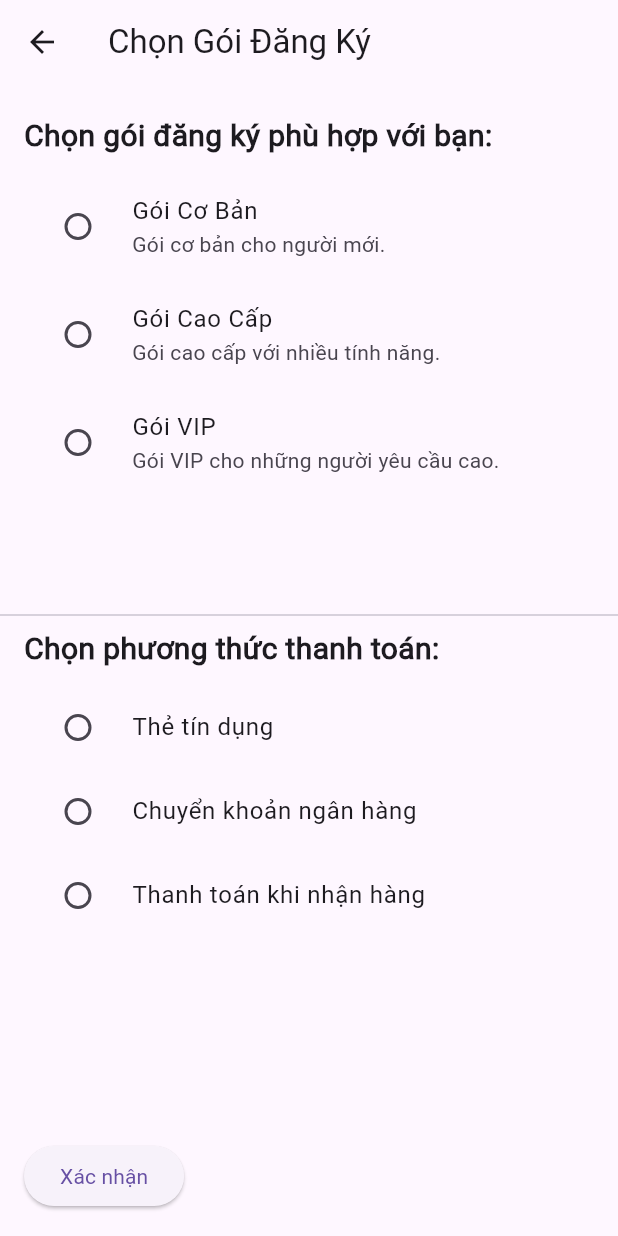
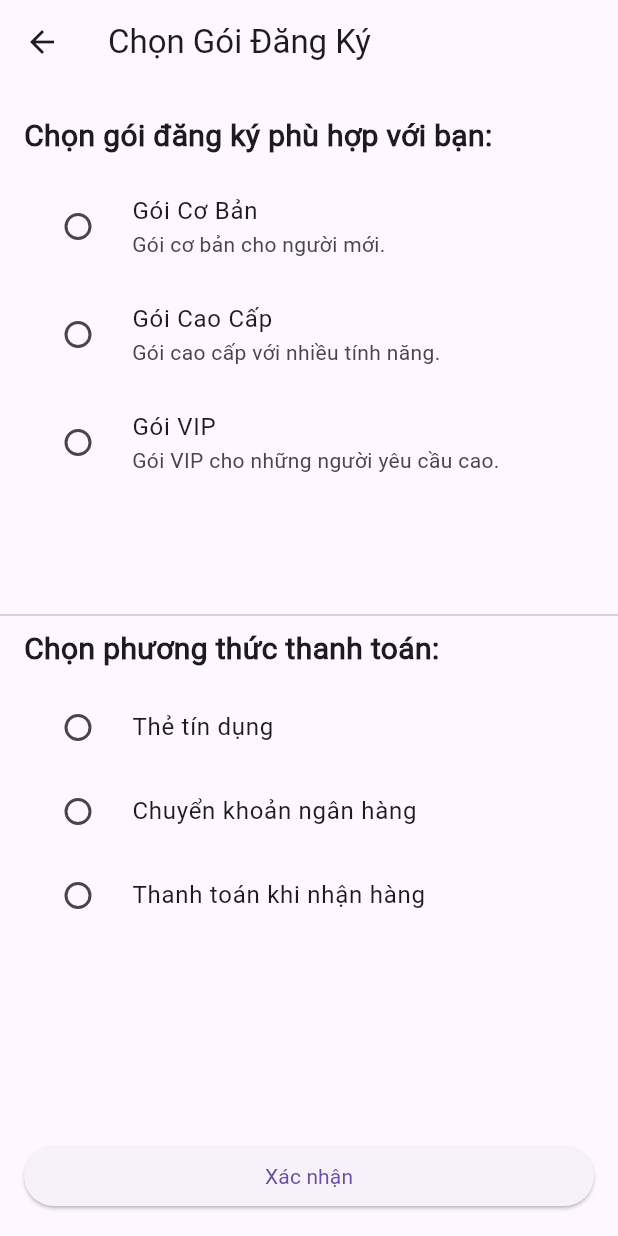
Before and after one commit to MeoKool/MealMentor, a Flutter app: the PickPackageScreen screen opened directly, on a phone screen of 412 x 824 dp. Run offline on Flutter 3.47's test engine with Material 3 defaults, Android fonts, the phone set to English and light mode, and no system bars; our stand-ins replace device_preview.

Commit message:
change color

```diff
--- a/lib/screens/Setting/pickpackage_screen.dart
+++ b/lib/screens/Setting/pickpackage_screen.dart
@@ -50,6 +50,7 @@ class _PickPackageScreenState extends State<PickPackageScreen> {
                   subtitle: Text(package.description),
                   value: package.title,
                   groupValue: selectedPackage,
+                  activeColor: Colors.green, // Set the active color to green
                   onChanged: (value) {
                     setState(() {
                       selectedPackage = value; // Update the selected package
@@ -77,6 +78,7 @@ class _PickPackageScreenState extends State<PickPackageScreen> {
                   title: Text(method),
                   value: method,
                   groupValue: selectedPaymentMethod,
+                  activeColor: Colors.green, // Set the active color to green
                   onChanged: (value) {
                     setState(() {
                       selectedPaymentMethod = value; // Update the selected payment method
@@ -89,6 +91,9 @@ class _PickPackageScreenState extends State<PickPackageScreen> {
           // Confirm button
           Padding(
             padding: const EdgeInsets.all(16.0),
+            child: Center( // Center the button
+              child: SizedBox(
+                width: double.infinity, // Make the button full width
                 child: ElevatedButton(
                   onPressed: () {
                     if (selectedPackage != null && selectedPaymentMethod != null) {
@@ -111,6 +116,8 @@ class _PickPackageScreenState extends State<PickPackageScreen> {
                   child: const Text('Xác nhận'),
                 ),
               ),
+            ),
+          ),
         ],
       ),
     );
```
Lines whose indentation alone changed are shown as unchanged.
